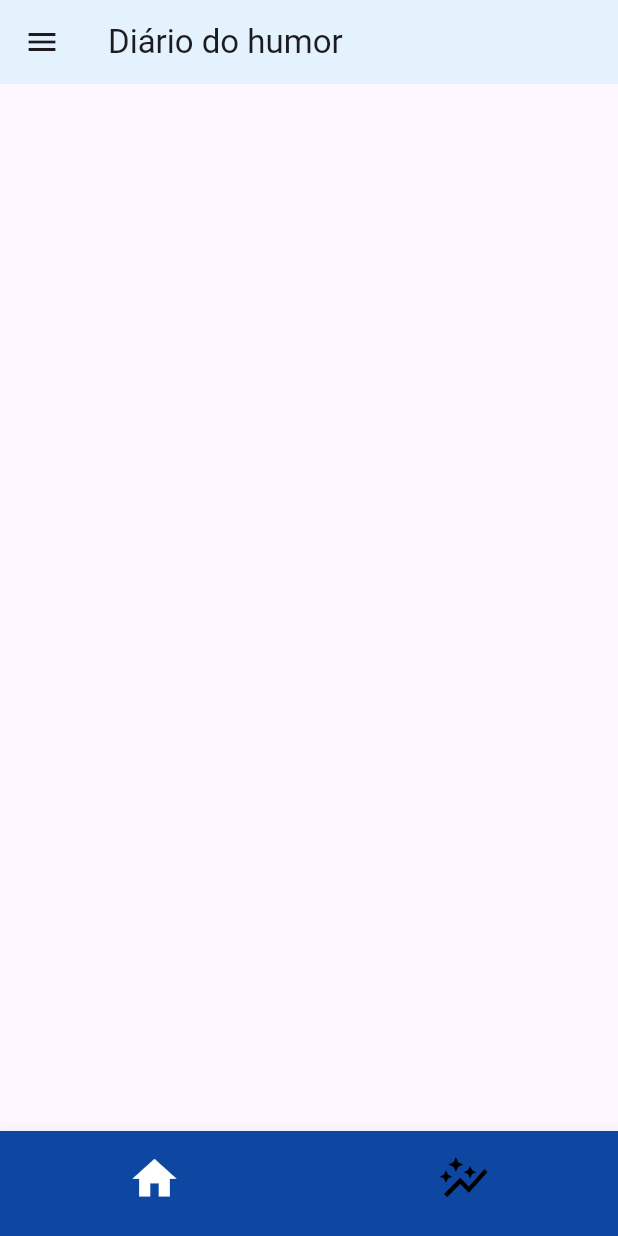
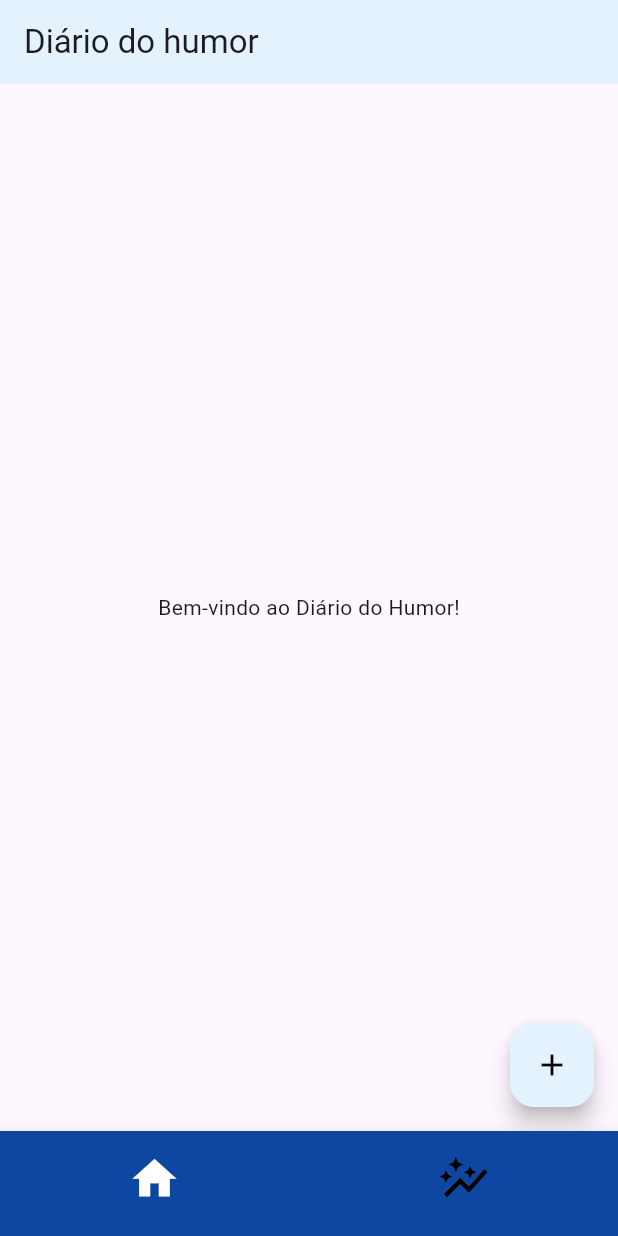
Before and after one commit to nawanksan/App-humor, a Flutter app: the screen it shows after launch, on a phone screen of 412 x 824 dp. Run offline on Flutter 3.47's test engine with Material 3 defaults, Android fonts, the phone set to English and light mode, and no system bars.

Commit message:
adicionei mais coisas

```diff
--- a/lib/screens/HomeScreen.dart
+++ b/lib/screens/HomeScreen.dart
@@ -1,3 +1,4 @@
+import 'package:app_humor/screens/RegisterScreen.dart';
 import 'package:flutter/material.dart';
 
 class Homescreen extends StatefulWidget {
@@ -11,11 +12,26 @@ class _HomescreenState extends State<Homescreen> {
   @override
   Widget build(BuildContext context) {
     return Scaffold(
-      drawer: Drawer(),
+      // drawer: Drawer(),
       appBar: AppBar(
         title: Text('Diário do humor'),
         backgroundColor: Colors.blue[50],
       ),
+      body: Container(
+        child: Center(
+          child: Text('Bem-vindo ao Diário do Humor!'),
+        ),
+      ),
+      floatingActionButton: FloatingActionButton(
+        onPressed: (){
+          Navigator.push(context, MaterialPageRoute(builder: (context) => Registerscreen()));
+        },
+        child: Icon(Icons.add,color: Colors.black,),
+
+        backgroundColor: Colors.blue[50],
+
+    ),
+    floatingActionButtonLocation: FloatingActionButtonLocation.endFloat,
     );
   }
 }
```
Also changed, not shown: lib/screens/RegisterScreen.dart (added, +15 -0 lines).
